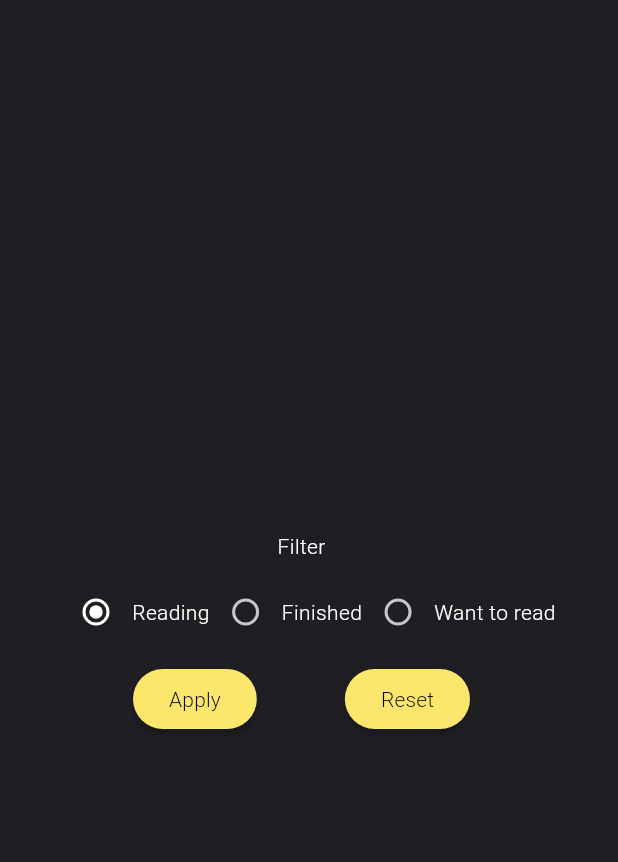
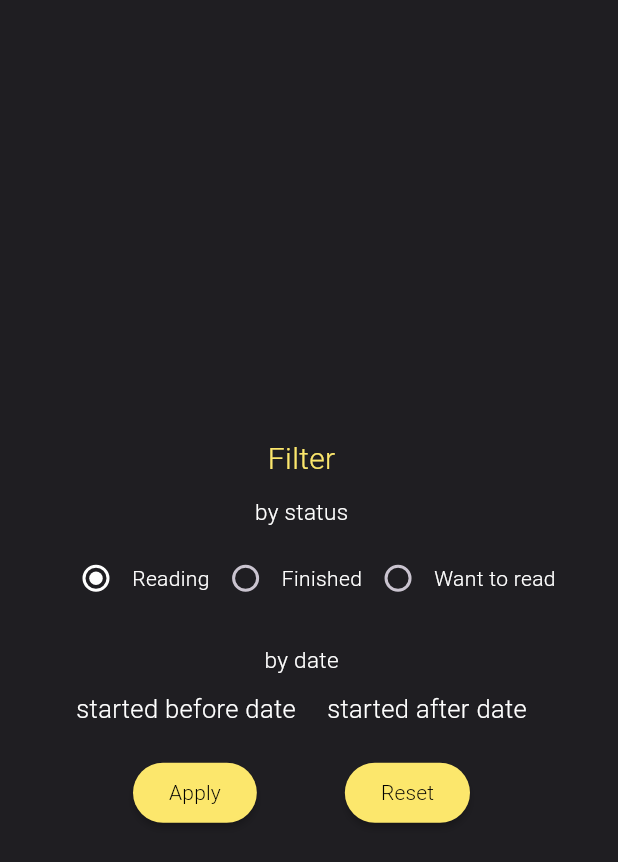
Before and after one commit to ozarski/BookTrackerFlutter, a Flutter app: the FilterDialog widget shown alone on an empty page, opened directly, on a phone screen of 412 x 824 dp. Shown: the top 862 px of the screen. Run offline on Flutter 3.47's test engine with Material 3 defaults, Android fonts, the light colour scheme and no system bars; our stand-ins replace connectivity_plus, dio, file_picker, fl_chart, fluttertoast, sqflite; accounts and stored records are empty.

Commit message:
Implemented filtering book list by date

```diff
--- a/lib/features/books/data/repositories/book_repository.dart
+++ b/lib/features/books/data/repositories/book_repository.dart
@@ -124,26 +124,56 @@ class BookRepository implements BookRepositoryInterface {
 
   @override
   Future<List<Book>> getBooksFiltered(FilterBookListParams filter) async {
-    final status = filter.status;
-    final startDate = filter.startDate;
-    final finishDate = filter.finishDate;
 
     final db = await bookDB.database;
 
-    if(startDate == null || finishDate == null) {
+    if(filter.startDate != null && filter.finishDate == null){
+      final List<Map<String, Object?>> bookMaps = filter.status == BookStatus.finished ? await db.query(
+        BookDatabaseConstants.booksTableName,
+        where: '${BookDatabaseConstants.columnStatus} = ? AND ${BookDatabaseConstants.columnFinishDate} >= ?',
+        whereArgs: [filter.status.index, filter.startDate!.millisecondsSinceEpoch],
+      ) :
+      await db.query(
+        BookDatabaseConstants.booksTableName,
+        where: '${BookDatabaseConstants.columnStatus} = ? AND ${BookDatabaseConstants.columnStartDate} >= ?',
+        whereArgs: [filter.status.index, filter.startDate!.millisecondsSinceEpoch],
+      );
+
+      return [for (final bookMap in bookMaps) BookModel.fromMap(bookMap)];
+    }
+    else if(filter.finishDate != null && filter.startDate == null){
+      final List<Map<String, Object?>> bookMaps = filter.status == BookStatus.finished ? await db.query(
+        BookDatabaseConstants.booksTableName,
+        where: '${BookDatabaseConstants.columnStatus} = ? AND ${BookDatabaseConstants.columnFinishDate} <= ?',
+        whereArgs: [filter.status.index, filter.finishDate!.millisecondsSinceEpoch],
+      ) :
+      await db.query(
+        BookDatabaseConstants.booksTableName,
+        where: '${BookDatabaseConstants.columnStatus} = ? AND ${BookDatabaseConstants.columnStartDate} <= ?',
+        whereArgs: [filter.status.index, filter.finishDate!.millisecondsSinceEpoch],
+      );
+
+      return [for (final bookMap in bookMaps) BookModel.fromMap(bookMap)];
+    }
+    else if(filter.startDate == null || filter.finishDate == null) {
       final List<Map<String, Object?>> bookMaps = await db.query(
         BookDatabaseConstants.booksTableName,
         where: '${BookDatabaseConstants.columnStatus} = ?',
-        whereArgs: [status.index],
+        whereArgs: [filter.status.index],
       );
 
       return [for (final bookMap in bookMaps) BookModel.fromMap(bookMap)];
     }
     else{
-      final List<Map<String, Object?>> bookMaps = await db.query(
+      final List<Map<String, Object?>> bookMaps = filter.status == BookStatus.finished ? await db.query(
         BookDatabaseConstants.booksTableName,
-        where: '${BookDatabaseConstants.columnStatus} = ? AND ${BookDatabaseConstants.columnStartDate} >= ? AND ${BookDatabaseConstants.columnFinishDate} <= ?',
-        whereArgs: [status.index, startDate, finishDate],
+        where: '${BookDatabaseConstants.columnStatus} = ? AND ${BookDatabaseConstants.columnFinishDate} >= ? AND ${BookDatabaseConstants.columnFinishDate} <= ?',
+        whereArgs: [filter.status.index, filter.startDate!.millisecondsSinceEpoch, filter.finishDate!.millisecondsSinceEpoch],
+      ) :
+      await db.query(
+        BookDatabaseConstants.booksTableName,
+        where: '${BookDatabaseConstants.columnStatus} = ? AND ${BookDatabaseConstants.columnStartDate} >= ? AND ${BookDatabaseConstants.columnStartDate} <= ?',
+        whereArgs: [filter.status.index, filter.startDate!.millisecondsSinceEpoch, filter.finishDate!.millisecondsSinceEpoch],
       );
 
       return [for (final bookMap in bookMaps) BookModel.fromMap(bookMap)];
--- a/lib/features/books/presentation/pages/book_list_tab.dart
+++ b/lib/features/books/presentation/pages/book_list_tab.dart
@@ -1,6 +1,6 @@
 import 'package:book_tracker/core/utils/padding_extension.dart';
 import 'package:book_tracker/features/books/presentation/state/book_list_model.dart';
-import 'package:book_tracker/features/books/presentation/widgets/filter_dialog.dart';
+import 'package:book_tracker/features/books/presentation/widgets/filter_dialog/filter_dialog.dart';
 import 'package:book_tracker/features/books/presentation/widgets/settings_dialog.dart';
 import 'package:flutter/material.dart';
 import '../widgets/book_list_item.dart';
--- a/lib/features/books/presentation/state/filter_state_model.dart
+++ b/lib/features/books/presentation/state/filter_state_model.dart
@@ -1,20 +1,54 @@
 import 'package:book_tracker/features/books/domain/entities/book.dart';
-import 'package:book_tracker/features/books/presentation/state/book_list_model.dart';
 import 'package:flutter/material.dart';
+import 'package:intl/intl.dart';
 
 class FilterStateModel extends ChangeNotifier {
   BookStatus status = BookStatus.reading;
   DateTime? startDate;
   DateTime?  finishDate;
-  final BookListModel _bookListModel;
 
-  FilterStateModel(this._bookListModel);
+  FilterStateModel();
 
-  void setFiltering(bool value) {
-    _bookListModel.filterList(this);
+  String getFormattedStartDate() {
+    var startDateString = "";
+    if(status == BookStatus.reading) {
+      startDateString =  startDate!=null ? DateFormat('dd/MM/yyyy').format(startDate!) : 'started before date';
+    } else if(status == BookStatus.finished) {
+      startDateString =  startDate!=null ? DateFormat('dd/MM/yyyy').format(startDate!) : 'finished before date';
+    }
+    else{
+      startDateString =  'start date';
+    }
+    return startDateString;
+  }
+
+  String getFormattedFinishDate() {
+    var finishDateString = "";
+    if(status == BookStatus.reading) {
+      finishDateString =  finishDate!=null ? DateFormat('dd/MM/yyyy').format(finishDate!) : 'started after date';
+    } else if(status == BookStatus.finished) {
+      finishDateString =  finishDate!=null ? DateFormat('dd/MM/yyyy').format(finishDate!) : 'finished after date';
+    }
+    else{
+      finishDateString =  'finish date';
+    }
+    return finishDateString;
+  }
+
+  void setStartDate(DateTime? date) {
+    startDate = date;
     notifyListeners();
   }
 
+  void setFinishDate(DateTime? date) {
+    finishDate = date;
+    notifyListeners();
+  }
+
+  void setStatus(BookStatus status) {
+    this.status = status;
+    notifyListeners();
+  }
 }
 
 
--- a/lib/features/books/presentation/widgets/filter_dialog.dart
+++ b/lib/features/books/presentation/widgets/filter_dialog/filter_dialog.dart
@@ -1,7 +1,9 @@
 import 'package:book_tracker/core/utils/padding_extension.dart';
 import 'package:book_tracker/features/books/presentation/state/book_list_model.dart';
 import 'package:book_tracker/features/books/presentation/state/filter_state_model.dart';
-import 'package:book_tracker/features/books/presentation/widgets/status_filtering_radio_buttons.dart';
+import 'package:book_tracker/features/books/presentation/widgets/filter_dialog/finish_date_filter_widget.dart';
+import 'package:book_tracker/features/books/presentation/widgets/filter_dialog/start_date_filter_widget.dart';
+import 'package:book_tracker/features/books/presentation/widgets/filter_dialog/status_filtering_radio_buttons.dart';
 import 'package:flutter/material.dart';
 import 'package:provider/provider.dart';
 
@@ -10,9 +12,8 @@ class FilterDialog extends StatelessWidget {
 
   @override
   Widget build(BuildContext context) {
-    final listModel = context.read<BookListModel>();
     return ChangeNotifierProvider<FilterStateModel>(
-      create: (context) => FilterStateModel(listModel),
+      create: (context) => FilterStateModel(),
       child: Consumer<FilterStateModel>(
         builder: (context, filterStateModel, child) {
           return SimpleDialog(
@@ -24,14 +25,48 @@ class FilterDialog extends StatelessWidget {
               Column(
                 crossAxisAlignment: CrossAxisAlignment.center,
                 children: [
+                  Text(
+                    'Filter',
+                    style: TextStyle(
+                      color: Theme.of(context).colorScheme.primary,
+                      fontWeight: FontWeight.w300,
+                      fontSize: 20,
+                    ),
+                  ),
                   const Text(
-                    'Filter',
+                    'by status',
                     style: TextStyle(
                       color: Colors.white,
                       fontWeight: FontWeight.w300,
+                      fontSize: 15,
                     ),
+                  ).addPadding(const EdgeInsets.only(top: 10)),
+                  const StatusFilteringRadioButtons(),
+                  const Text(
+                    'by date',
+                    style: TextStyle(
+                      color: Colors.white,
+                      fontWeight: FontWeight.w300,
+                      fontSize: 15,
+                    ),
+                  ).addPadding(const EdgeInsets.only(top: 10)),
+                  Row(
+                    children: [
+                      Consumer<FilterStateModel>(
+                        builder: (context, filterModel, child) {
+                          return Expanded(
+                            child: const Row(
+                              mainAxisAlignment: MainAxisAlignment.spaceEvenly,
+                              children: [
+                                StartDateFilterWidget(),
+                                FinishDateFilterWidget(),
+                              ],
+                            ).addPadding(const EdgeInsets.only(top: 10, bottom: 20)),
+                          );
+                        },
+                      ),
+                    ],
                   ),
-                  const StatusFilteringRadioButtons(),
                   Row(
                     mainAxisAlignment: MainAxisAlignment.spaceEvenly,
                     children: [
@@ -58,7 +93,7 @@ class FilterDialog extends StatelessWidget {
                         ),
                       ),
                       ElevatedButton(
-                        onPressed: () async{
+                        onPressed: () async {
                           final bookListState = context.read<BookListModel>();
                           bookListState.reloadBooks();
                           Navigator.pop(context);
--- /dev/null
+++ b/lib/features/books/presentation/widgets/filter_dialog/finish_date_filter_widget.dart
@@ -0,0 +1,72 @@
+import 'package:book_tracker/features/books/presentation/state/filter_state_model.dart';
+import 'package:flutter/material.dart';
+import 'package:provider/provider.dart';
+
+class FinishDateFilterWidget extends StatelessWidget {
+  const FinishDateFilterWidget({super.key});
+
+  @override
+  Widget build(BuildContext context) {
+    final filterModel = context.watch<FilterStateModel>();
+    return InkWell(
+      child: Text(
+        filterModel.getFormattedFinishDate(),
+        style: const TextStyle(
+          color: Colors.white,
+          fontWeight: FontWeight.w300,
+          fontSize: 17,
+        ),
+      ),
+      onTap: () async {
+        DateTime? date = await setUpDatePicker(filterModel, context);
+        if (date != null) {
+          filterModel.setFinishDate(date);
+        }
+      },
+    );
+  }
+
+  Future<DateTime?> setUpDatePicker(
+      FilterStateModel filterModel, BuildContext context) async {
+    return await showDatePicker(
+      context: context,
+      initialDate: filterModel.finishDate ?? DateTime.now(),
+      firstDate: filterModel.startDate ?? DateTime(2000),
+      lastDate: DateTime(2101),
+      builder: (BuildContext context, Widget? child) {
+        return datePickerTheme(child!, context);
+      },
+    );
+  }
+
+  Theme datePickerTheme(Widget child, BuildContext context) {
+    return Theme(
+        data: ThemeData.light().copyWith(
+            colorScheme: ColorScheme.light(
+              primary: Theme.of(context).colorScheme.primary,
+              onPrimary: Colors.black,
+              surface: Theme.of(context).colorScheme.secondary,
+              onSurface: Colors.white,
+            ),
+            dialogBackgroundColor: Theme.of(context).colorScheme.secondary,
+            scaffoldBackgroundColor: Theme.of(context).colorScheme.secondary,
+            textTheme: const TextTheme(
+              bodyMedium: TextStyle(color: Colors.white),
+            ),
+            inputDecorationTheme: InputDecorationTheme(
+              hintStyle: const TextStyle(color: Colors.grey),
+              labelStyle: const TextStyle(color: Colors.white),
+              focusedBorder: OutlineInputBorder(
+                borderSide: BorderSide(
+                  color: Theme.of(context).colorScheme.primary,
+                ),
+              ),
+              enabledBorder: OutlineInputBorder(
+                borderSide: BorderSide(
+                  color: Theme.of(context).colorScheme.primary,
+                ),
+              ),
+            )),
+        child: child);
+  }
+}
--- /dev/null
+++ b/lib/features/books/presentation/widgets/filter_dialog/start_date_filter_widget.dart
@@ -0,0 +1,72 @@
+import 'package:book_tracker/features/books/presentation/state/filter_state_model.dart';
+import 'package:flutter/material.dart';
+import 'package:provider/provider.dart';
+
+class StartDateFilterWidget extends StatelessWidget {
+  const StartDateFilterWidget({super.key});
+
+  @override
+  Widget build(BuildContext context) {
+    final filterModel = context.watch<FilterStateModel>();
+    return InkWell(
+      child: Text(
+        filterModel.getFormattedStartDate(),
+        style: const TextStyle(
+          color: Colors.white,
+          fontWeight: FontWeight.w300,
+          fontSize: 17,
+        ),
+      ),
+      onTap: () async {
+        DateTime? date = await setUpDatePicker(filterModel, context);
+        if (date != null) {
+          filterModel.setStartDate(date);
+        }
+      },
+    );
+  }
+
+  Future<DateTime?> setUpDatePicker(
+      FilterStateModel filterModel, BuildContext context) async {
+    return await showDatePicker(
+      context: context,
+      initialDate: filterModel.startDate ?? DateTime.now(),
+      firstDate: DateTime(2000),
+      lastDate: filterModel.finishDate ?? DateTime(2101),
+      builder: (BuildContext context, Widget? child) {
+        return datePickerTheme(child!, context);
+      },
+    );
+  }
+
+  Theme datePickerTheme(Widget child, BuildContext context) {
+    return Theme(
+        data: ThemeData.light().copyWith(
+            colorScheme: ColorScheme.light(
+              primary: Theme.of(context).colorScheme.primary,
+              onPrimary: Colors.black,
+              surface: Theme.of(context).colorScheme.secondary,
+              onSurface: Colors.white,
+            ),
+            dialogBackgroundColor: Theme.of(context).colorScheme.secondary,
+            scaffoldBackgroundColor: Theme.of(context).colorScheme.secondary,
+            textTheme: const TextTheme(
+              bodyMedium: TextStyle(color: Colors.white),
+            ),
+            inputDecorationTheme: InputDecorationTheme(
+              hintStyle: const TextStyle(color: Colors.grey),
+              labelStyle: const TextStyle(color: Colors.white),
+              focusedBorder: OutlineInputBorder(
+                borderSide: BorderSide(
+                  color: Theme.of(context).colorScheme.primary,
+                ),
+              ),
+              enabledBorder: OutlineInputBorder(
+                borderSide: BorderSide(
+                  color: Theme.of(context).colorScheme.primary,
+                ),
+              ),
+            )),
+        child: child);
+  }
+}
--- a/lib/features/books/presentation/widgets/status_filtering_radio_buttons.dart
+++ b/lib/features/books/presentation/widgets/filter_dialog/status_filtering_radio_buttons.dart
@@ -44,7 +44,7 @@ class _StatusFilteringRadioButtonsState
       highlightColor: Colors.transparent,
       onTap: () {
         setState(() => status = targetStatus);
-        filterStateModel.status = targetStatus;
+        filterStateModel.setStatus(targetStatus);
       },
       child: Theme(
         data: ThemeData.dark(),
@@ -55,7 +55,7 @@ class _StatusFilteringRadioButtonsState
               groupValue: status,
               onChanged: (value) {
                 setState(() => status = value ?? BookStatus.reading);
-                filterStateModel.status = targetStatus;
+                filterStateModel.setStatus(targetStatus);
               },
               activeColor: Colors.white,
             ),
--- a/lib/features/statistics/presentation/widgets/books_per_month_chart.dart
+++ b/lib/features/statistics/presentation/widgets/books_per_month_chart.dart
@@ -1,4 +1,3 @@
-import 'dart:ui';
 
 import 'package:book_tracker/core/utils/padding_extension.dart';
 import 'package:fl_chart/fl_chart.dart';
```
